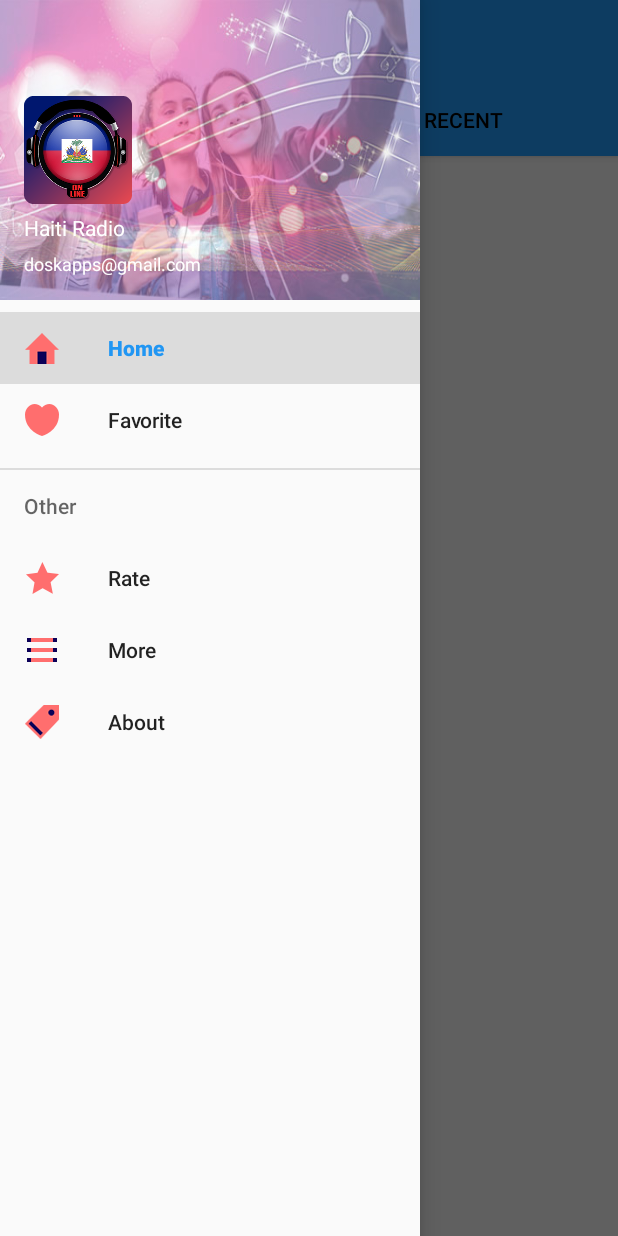
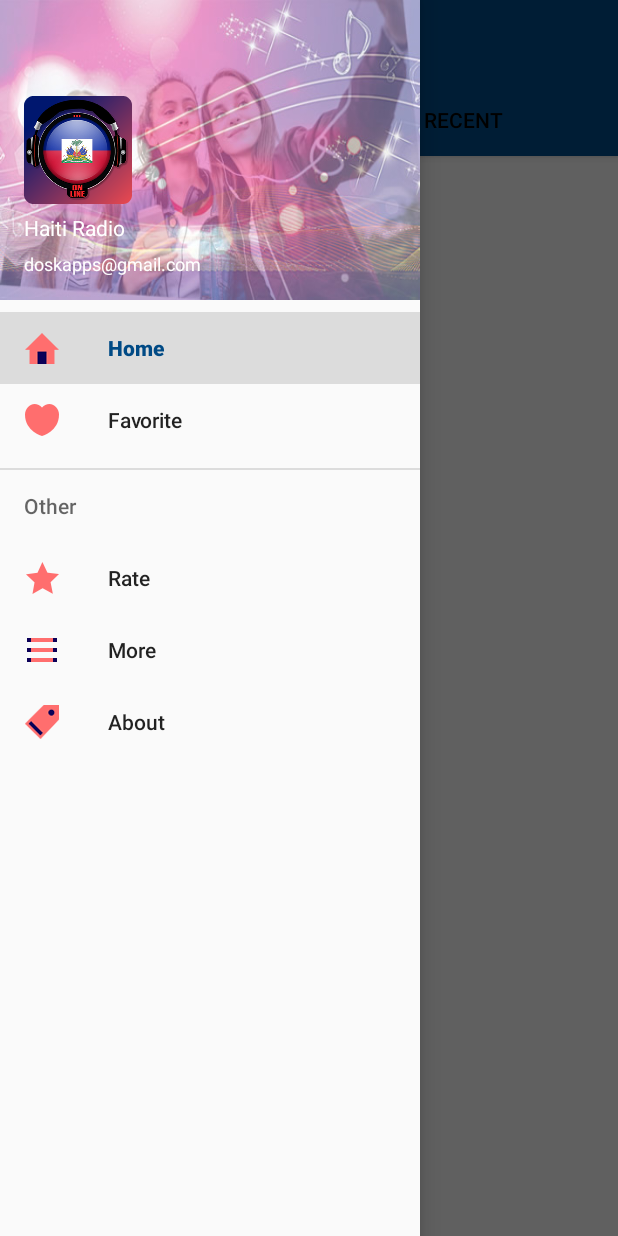
Before and after one commit to doskapps/RadioJamaica, an Android app: the screen it shows after launch (MainActivity), with the side drawer open, on a phone screen of 412 x 824 dp. Run offline under Robolectric (Android 15) with nearby library versions, the phone set to English and light mode, and no system bars; our stand-ins replace AdMob, Picasso; libraries missing offline, so code that uses them is left out: com.devbrackets.android, com.google.ads.consent, com.google.ads.mediation; pictures from the network do not load; 36 statements that could not run were skipped.

Commit message:
Nuew App Haiti Radio

```diff
--- a/app/src/main/res/values/colors.xml
+++ b/app/src/main/res/values/colors.xml
@@ -2,8 +2,8 @@
 <resources>
 
     <!--app main color-->
-    <color name="colorPrimary">#2196F3</color>
-    <color name="colorPrimaryDark">#2D3180</color>
+    <color name="colorPrimary">#004A85</color>
+    <color name="colorPrimaryDark">#4D53D3</color>
     <color name="colorAccent">#000000</color>
 
     <!--app tab color-->
@@ -12,9 +12,9 @@
     <color name="tabTextColor">#000000</color>
 
     <!--swipe down refresh animation color-->
-    <color name="orange">#3F51B5</color>
-    <color name="green">#210099</color>
-    <color name="blue">#50D9E6</color>
+    <color name="orange">#FF9800</color>
+    <color name="green">#8BC34A</color>
+    <color name="blue">#3F51B5</color>
 
     <!--ripple color-->
     <color name="colorRipple">#c4c4c4</color>
```
